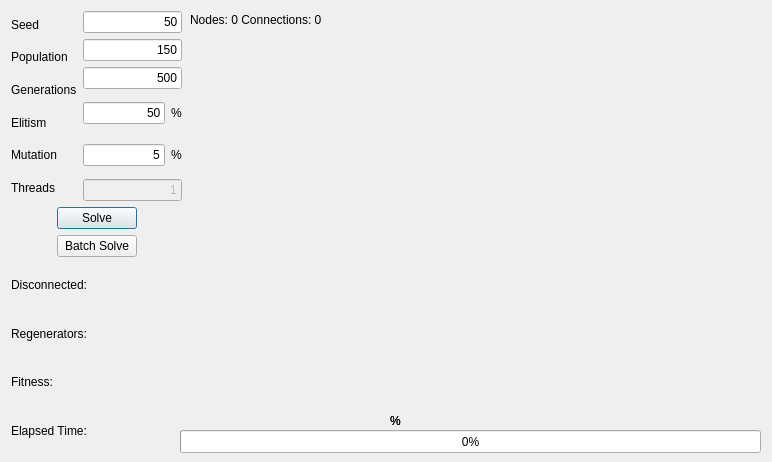
First picture: the form in customdialog.ui, repository xQsme/RLP_Qt, before the edit.
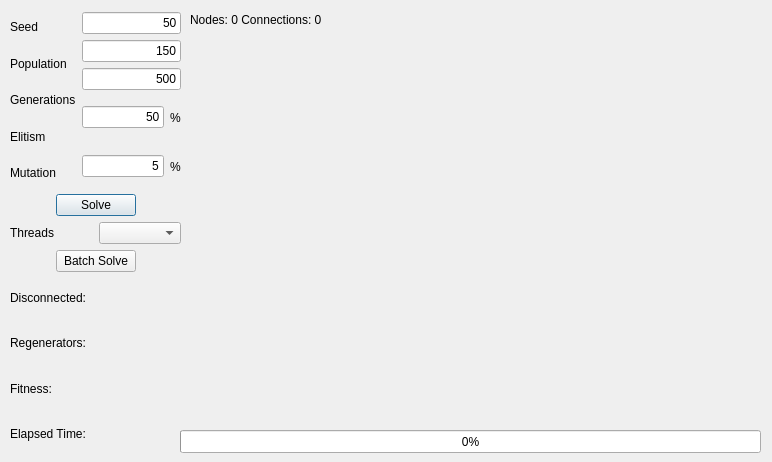
Second picture: the form after the edit.

Commit message: Batch Solve Multi Thread

The edit to the form file:
```diff
--- a/customdialog.ui
+++ b/customdialog.ui
@@ -29,9 +29,9 @@
   <widget class="QWidget" name="gridLayoutWidget">
    <property name="geometry">
     <rect>
-     <x>180</x>
+     <x>190</x>
      <y>27</y>
-     <width>581</width>
+     <width>571</width>
      <height>401</height>
     </rect>
    </property>
@@ -41,11 +41,24 @@
     </property>
    </layout>
   </widget>
-  <widget class="QWidget" name="layoutWidget">
+  <widget class="QProgressBar" name="progressBar">
    <property name="geometry">
     <rect>
-     <x>11</x>
-     <y>11</y>
+     <x>180</x>
+     <y>430</y>
+     <width>581</width>
+     <height>23</height>
+    </rect>
+   </property>
+   <property name="value">
+    <number>0</number>
+   </property>
+  </widget>
+  <widget class="QWidget" name="">
+   <property name="geometry">
+    <rect>
+     <x>10</x>
+     <y>12</y>
      <width>171</width>
      <height>441</height>
     </rect>
@@ -105,16 +118,6 @@
           </property>
          </widget>
         </item>
-        <item>
-         <widget class="QLabel" name="label_6">
-          <property name="text">
-           <string>Threads</string>
-          </property>
-          <property name="buddy">
-           <cstring>lineEditThreads</cstring>
-          </property>
-         </widget>
-        </item>
        </layout>
       </item>
       <item>
@@ -194,22 +197,6 @@
           </item>
          </layout>
         </item>
-        <item>
-         <widget class="QLineEdit" name="lineEditThreads">
-          <property name="enabled">
-           <bool>false</bool>
-          </property>
-          <property name="text">
-           <string>1</string>
-          </property>
-          <property name="alignment">
-           <set>Qt::AlignRight|Qt::AlignTrailing|Qt::AlignVCenter</set>
-          </property>
-          <property name="readOnly">
-           <bool>false</bool>
-          </property>
-         </widget>
-        </item>
        </layout>
       </item>
      </layout>
@@ -251,6 +238,27 @@
       </item>
      </layout>
     </item>
+    <item>
+     <layout class="QHBoxLayout" name="horizontalLayout_6">
+      <item>
+       <widget class="QLabel" name="label_6">
+        <property name="text">
+         <string>Threads</string>
+        </property>
+       </widget>
+      </item>
+      <item>
+       <widget class="QComboBox" name="comboBoxThreads">
+        <property name="currentText">
+         <string/>
+        </property>
+        <property name="maxVisibleItems">
+         <number>2</number>
+        </property>
+       </widget>
+      </item>
+     </layout>
+    </item>
     <item>
      <layout class="QHBoxLayout" name="horizontalLayout_2">
       <item>
@@ -322,45 +330,6 @@
     </item>
    </layout>
   </widget>
-  <widget class="QLabel" name="label_11">
-   <property name="geometry">
-    <rect>
-     <x>390</x>
-     <y>410</y>
-     <width>11</width>
-     <height>22</height>
-    </rect>
-   </property>
-   <property name="text">
-    <string>%</string>
-   </property>
-  </widget>
-  <widget class="QLabel" name="label_12">
-   <property name="geometry">
-    <rect>
-     <x>390</x>
-     <y>410</y>
-     <width>11</width>
-     <height>22</height>
-    </rect>
-   </property>
-   <property name="text">
-    <string>%</string>
-   </property>
-  </widget>
-  <widget class="QProgressBar" name="progressBar">
-   <property name="geometry">
-    <rect>
-     <x>180</x>
-     <y>430</y>
-     <width>581</width>
-     <height>23</height>
-    </rect>
-   </property>
-   <property name="value">
-    <number>0</number>
-   </property>
-  </widget>
  </widget>
  <resources/>
  <connections/>
```
The commit also changes 11 other files.
